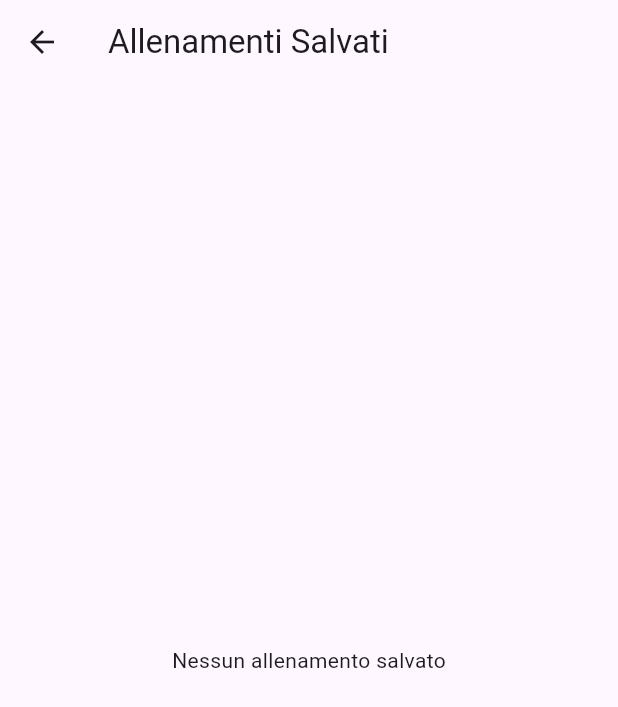
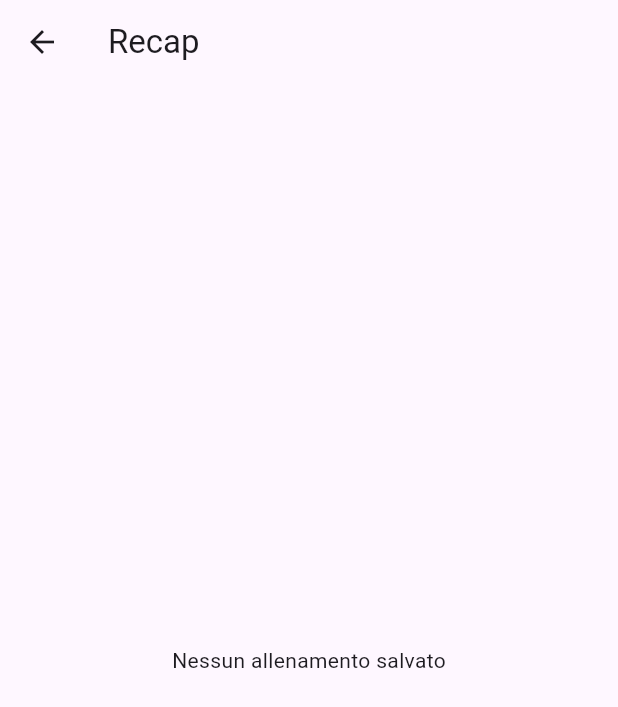
Before and after one commit to vi-15/runbalance1, a Flutter app: the RecapScreen screen opened directly, on a phone screen of 412 x 824 dp. Shown: the top 707 px of the screen. Run offline on Flutter 3.47's test engine with Material 3 defaults, Android fonts, the phone set to English and light mode, and no system bars.

Commit message:
allenamenti salvati -> recap

```diff
--- a/lib/screens/recap_screen.dart
+++ b/lib/screens/recap_screen.dart
@@ -8,7 +8,7 @@ class RecapScreen extends StatelessWidget {
     final allenamenti = GestoreAllenamenti.ottieniAllenamenti();
 
     return Scaffold(
-      appBar: AppBar(title: Text('Allenamenti Salvati')),
+      appBar: AppBar(title: Text('Recap')),
       body: allenamenti.isEmpty
           ? Center(child: Text('Nessun allenamento salvato'))
           : ListView.builder(
```
